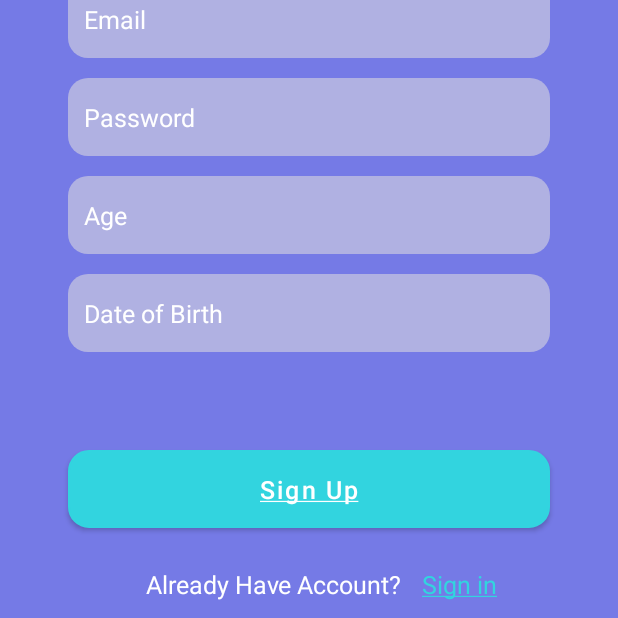
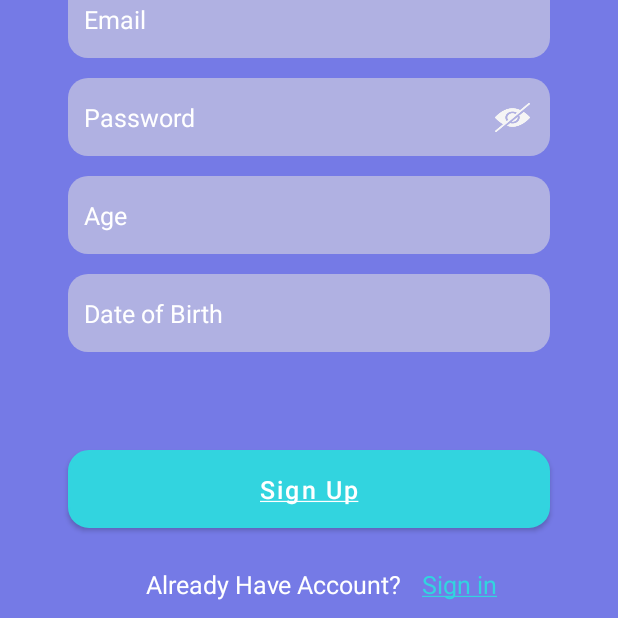
Before and after one commit to Pratik-Dhage/Task_App_In_Kotlin, an Android app: the RegisterActivity screen opened directly, with no data from a screen before it, on a phone screen of 412 x 824 dp, the part 354-972 px from its top. Run offline under Robolectric (Android 15) with nearby library versions, the phone set to English and light mode, and no system bars; our stand-ins replace Firebase (no records; nobody signed in at launch, a user with empty details on screens opened directly), data binding, sdp/ssp sizes.

```diff
--- /dev/null
+++ b/app/src/main/res/drawable/password_eye.xml
@@ -0,0 +1,5 @@
+<?xml version="1.0" encoding="utf-8"?>
+<selector xmlns:android="http://schemas.android.com/apk/res/android">
+    <item android:drawable="@drawable/ic_view_password" android:state_checked="false" />
+    <item android:drawable="@drawable/ic_hide_password" android:state_checked="true" />
+</selector>
--- a/app/src/main/res/layout/activity_register.xml
+++ b/app/src/main/res/layout/activity_register.xml
@@ -64,6 +64,21 @@
                     app:layout_constraintEnd_toEndOf="parent"
                     app:layout_constraintStart_toStartOf="parent"
                     app:layout_constraintTop_toBottomOf="@id/edtEmail" />
+
+                <ToggleButton
+                    android:id="@+id/ivEye"
+                    android:layout_width="@dimen/_18sdp"
+                    android:layout_height="@dimen/_15sdp"
+                    android:background="@drawable/password_eye"
+                    android:checked="true"
+                    android:textOff=""
+                    android:textOn=""
+                    app:tint="@color/white"
+                    android:layout_marginEnd="@dimen/_10sdp"
+                    app:layout_constraintTop_toTopOf="@id/edtPass"
+                    app:layout_constraintEnd_toEndOf="@id/edtPass"
+                    app:layout_constraintBottom_toBottomOf="@id/edtPass" />
+
 
                 <com.google.android.material.textfield.TextInputEditText
                     android:id="@+id/edtAge"
```
Also changed, not shown: app/src/main/java/com/example/notes_app_in_kotlin/MainActivity.kt (+11 -0 lines), app/src/main/java/com/example/notes_app_in_kotlin/helper/Global.kt (+4 -5 lines), app/src/main/java/com/example/notes_app_in_kotlin/helper/SharedPreferencesHelper.kt (added, +77 -0 lines), app/src/main/java/com/example/notes_app_in_kotlin/login/LoginActivity.kt (+9 -0 lines), app/src/main/java/com/example/notes_app_in_kotlin/register/RegisterActivity.kt (+15 -0 lines), app/src/main/java/com/example/notes_app_in_kotlin/tasks/WriteTaskActivity.kt (+7 -0 lines), app/src/main/res/layout/activity_login.xml (+13 -1 lines), app/src/main/res/drawable/ic_hide_password.png (added), app/src/main/res/drawable/ic_view_password.png (added).
